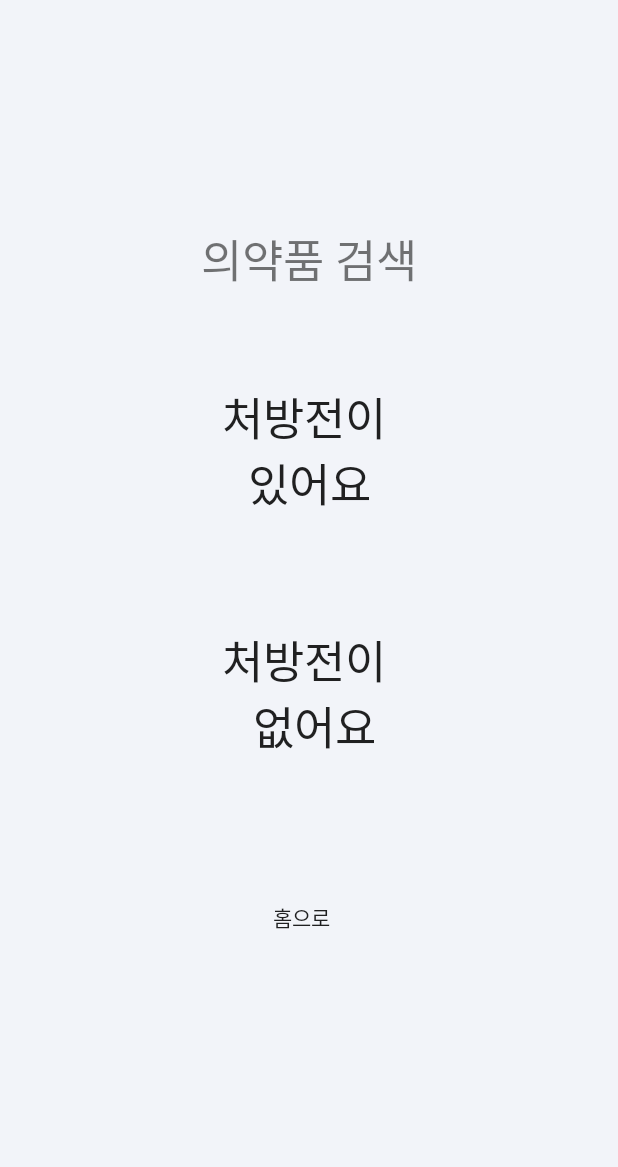
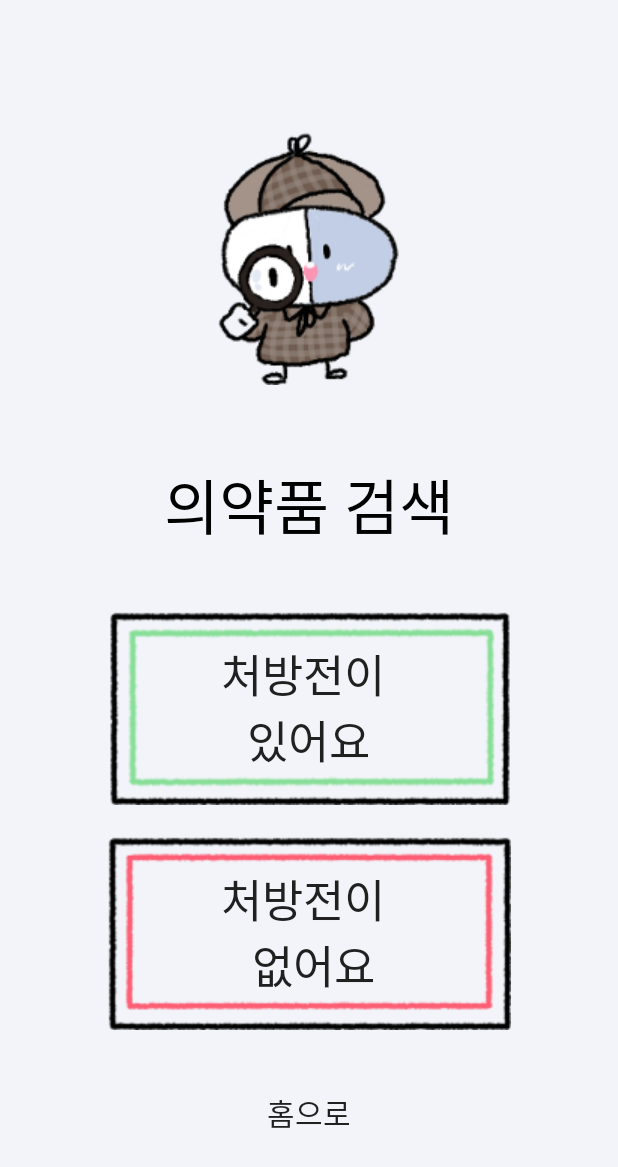
Before and after one commit to Junseon00/MD5, an Android app: the screen3 screen opened directly, with no data from a screen before it, on a phone screen of 412 x 824 dp. Shown: the top 1167 px of the screen. Run offline under Robolectric (Android 15) with nearby library versions, the phone set to English and light mode, and no system bars.

Commit message:
screen3 디자인 적용

```diff
--- a/app/src/main/res/layout/activity_main.xml
+++ b/app/src/main/res/layout/activity_main.xml
@@ -11,8 +11,6 @@
         android:layout_width="match_parent"
         android:layout_height="match_parent"
         android:orientation="vertical"
-        app:layout_constraintBottom_toBottomOf="parent"
-        app:layout_constraintStart_toStartOf="parent"
         android:gravity="center"
 
         app:layout_constraintTop_toTopOf="parent">
--- a/app/src/main/res/layout/activity_screen2.xml
+++ b/app/src/main/res/layout/activity_screen2.xml
@@ -117,6 +117,7 @@
                 />
 
 
+            <!-- 홈으로&회원가입 버튼 모양 사인란 느낌으로 구상해보기 -->
             <Button
                 android:background="@drawable/roundbutton"
                 android:id="@+id/home2"
--- a/app/src/main/res/layout/activity_screen3.xml
+++ b/app/src/main/res/layout/activity_screen3.xml
@@ -9,15 +9,27 @@
 
 <!--XX부분은 입력인지 촬영인지 확실하지 않아서 XX로 넣었음-->
 
+    <LinearLayout
+        android:layout_width="match_parent"
+        android:layout_height="match_parent"
+        android:orientation="vertical"
+        android:gravity="center">
 
+        <ImageView
+            android:layout_marginTop="30dp"
+            android:layout_width="121dp"
+            android:layout_height="170dp"
+            android:layout_gravity="center_horizontal"
+            android:background="@drawable/alyaktamjung" />
 
         <TextView
             android:id="@+id/textView2"
             android:layout_width="wrap_content"
             android:layout_height="wrap_content"
-        android:layout_marginTop="150dp"
+            android:layout_marginTop="50dp"
             android:text="의약품 검색"
-        android:textSize="30sp"
+            android:textSize="40sp"
+            android:textColor="#000000"
             app:layout_constraintEnd_toEndOf="parent"
             app:layout_constraintStart_toStartOf="parent"
             app:layout_constraintTop_toTopOf="parent" />
@@ -29,6 +41,7 @@
             android:layout_height="130sp"
             android:layout_marginTop="40dp"
             android:text="처방전이 \n있어요"
+            android:background="@drawable/yesprescript"
             android:textSize="30sp"
             app:layout_constraintEnd_toEndOf="parent"
             app:layout_constraintStart_toStartOf="parent"
@@ -39,8 +52,9 @@
             android:id="@+id/btn2"
             android:layout_width="270sp"
             android:layout_height="130sp"
-        android:layout_marginTop="32dp"
+            android:layout_marginTop="20dp"
             android:text="처방전이 \n 없어요"
+            android:background="@drawable/noprescript"
             android:textSize="30sp"
             app:layout_constraintEnd_toEndOf="@+id/btn1"
             app:layout_constraintStart_toStartOf="@+id/btn1"
@@ -52,12 +66,12 @@
             android:id="@+id/menu"
             android:layout_width="match_parent"
             android:layout_height="wrap_content"
-        android:layout_marginTop="60dp"
-        android:layout_marginEnd="10dp"
+            android:layout_marginTop="30dp"
             android:text="홈으로"
+            android:textSize="20sp"
             android:onClick="home"
             app:layout_constraintTop_toBottomOf="@id/btn2"
             ></Button>
 
-
+    </LinearLayout>
 </androidx.constraintlayout.widget.ConstraintLayout>
```
Also changed, not shown: app/src/main/res/drawable/alyaktamjung.png (added), app/src/main/res/drawable/noprescript.png (added), app/src/main/res/drawable/yesprescript.png (added). Lines whose indentation alone changed are shown as unchanged.
